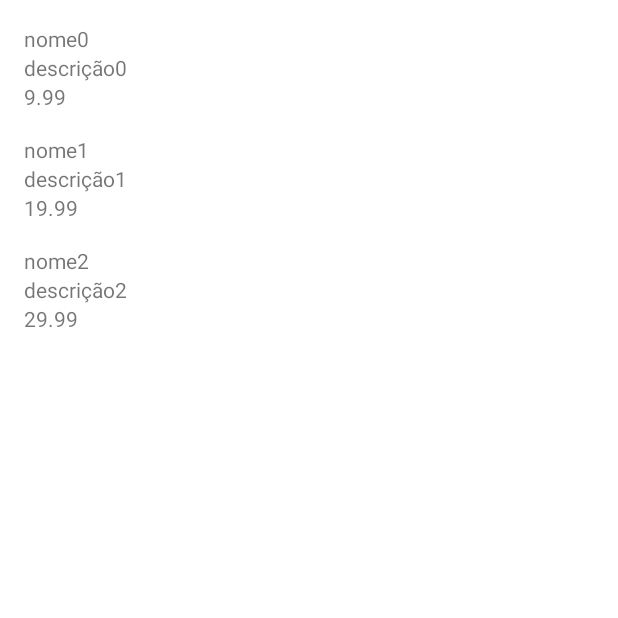
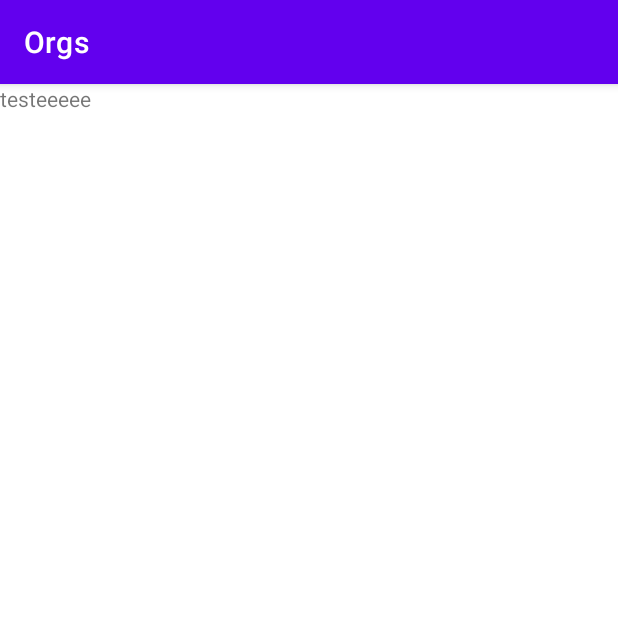
Before and after one commit to ley-v/app-orgs-alura, an Android app: the screen it shows after launch (MainActivity before the commit, FormularioProdutoActivity after it), on a phone screen of 412 x 824 dp, the top half of it. Run offline under Robolectric (Android 15) with nearby library versions, the phone set to English and light mode, and no system bars.

Commit message:
Criando activity formulário e atualizando dependências do gradle

```diff
--- a/app/build.gradle
+++ b/app/build.gradle
@@ -38,7 +38,8 @@ dependencies {
     implementation 'androidx.core:core-ktx:1.5.0'
     implementation 'androidx.appcompat:appcompat:1.3.0'
     implementation 'com.google.android.material:material:1.3.0'
-//    implementation 'androidx.appcompat:appcompat:1.4.0-alpha02'
+    implementation 'androidx.constraintlayout:constraintlayout:2.0.4'
+    implementation 'androidx.recyclerview:recyclerview:1.2.1'
     testImplementation 'junit:junit:4.13.2'
     androidTestImplementation 'androidx.test.ext:junit:1.1.2'
     androidTestImplementation 'androidx.test.espresso:espresso-core:3.3.0'
--- /dev/null
+++ b/app/src/main/java/alura/orgs/ui/activity/FormularioProdutoActivity.kt
@@ -0,0 +1,9 @@
+package alura.orgs.ui.activity
+
+import alura.orgs.R
+import androidx.appcompat.app.AppCompatActivity
+import android.os.Bundle
+
+class FormularioProdutoActivity : AppCompatActivity(R.layout.activity_formulario_produto){
+
+    }
--- a/app/src/main/java/alura/orgs/ui/activity/MainActivity.kt
+++ b/app/src/main/java/alura/orgs/ui/activity/MainActivity.kt
@@ -6,11 +6,12 @@ import alura.orgs.ui.recyclerview.adapter.ListaProdutosAdapter
 import android.app.Activity
 import android.os.Bundle
 import android.widget.LinearLayout
+import androidx.appcompat.app.AppCompatActivity
 import androidx.recyclerview.widget.LinearLayoutManager
 import androidx.recyclerview.widget.RecyclerView
 import java.math.BigDecimal
 
-class MainActivity : Activity() {
+class MainActivity : AppCompatActivity() {
 
     override fun onCreate(savedInstanceState: Bundle?) {
         super.onCreate(savedInstanceState)
--- /dev/null
+++ b/app/src/main/res/layout/activity_formulario_produto.xml
@@ -0,0 +1,14 @@
+<?xml version="1.0" encoding="utf-8"?>
+<androidx.constraintlayout.widget.ConstraintLayout xmlns:android="http://schemas.android.com/apk/res/android"
+    xmlns:app="http://schemas.android.com/apk/res-auto"
+    xmlns:tools="http://schemas.android.com/tools"
+    android:layout_width="match_parent"
+    android:layout_height="match_parent"
+    tools:context=".ui.activity.FormularioProdutoActivity">
+
+    <TextView
+        android:layout_width="match_parent"
+        android:layout_height="wrap_content"
+android:text="testeeeee"
+    />
+</androidx.constraintlayout.widget.ConstraintLayout>
```
Also changed, not shown: app/src/main/AndroidManifest.xml (+8 -1 lines).
